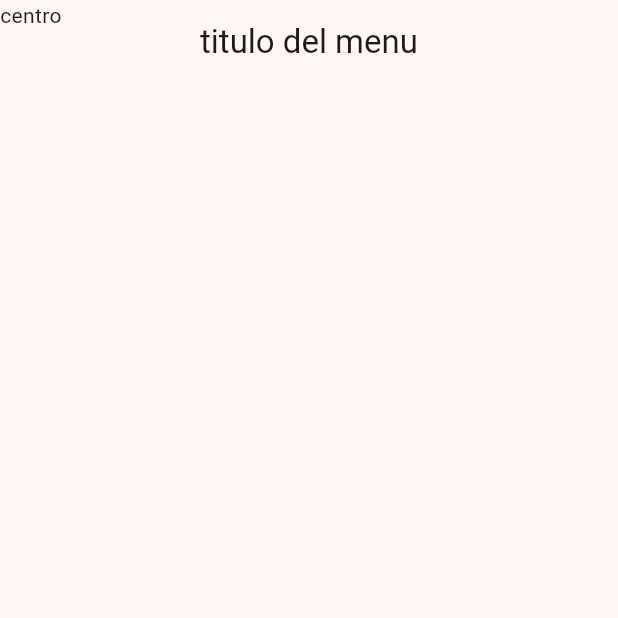
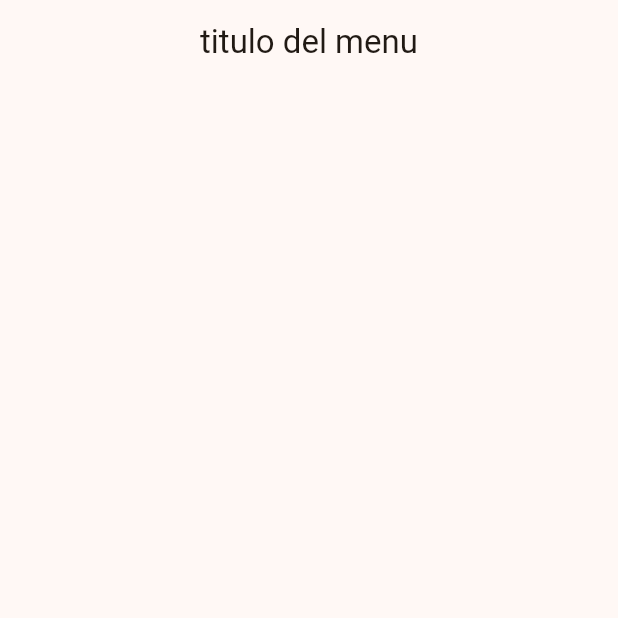
Before and after one commit to DIoads/widgets_app, a Flutter app: the screen it shows after launch, on a phone screen of 412 x 824 dp, the top half of it. Run offline on Flutter 3.47's test engine with Material 3 defaults, Android fonts, the phone set to English and light mode, and no system bars.

Commit message:
15-Marzo-2024 Ajustes

```diff
--- a/lib/config/menu/menu_items.dart
+++ b/lib/config/menu/menu_items.dart
@@ -15,8 +15,13 @@ class MenuItem {
 
 const appMenuItems = <MenuItem>[
   MenuItem(
-      title: "Tarjetas",
-      subtitle: "Un contenedor estilizado",
-      link: "/card",
+      title: 'Botones',
+      subtitle: 'Varios botones en Flutter Material',
+      link: '/buttons',
+      icon: Icons.smart_button_outlined),
+  MenuItem(
+      title: 'Tarjetas',
+      subtitle: 'Un contenedor estilizado',
+      link: '/card',
       icon: Icons.credit_card)
 ];
--- a/lib/config/theme/app_theme.dart
+++ b/lib/config/theme/app_theme.dart
@@ -1,6 +1,6 @@
 import 'package:flutter/material.dart';
 
-const List<Color> _colorTheme = [
+const List<Color> _colorList = [
   Colors.red,
   Colors.orange,
   Colors.white,
@@ -15,15 +15,16 @@ const List<Color> _colorTheme = [
 ];
 
 class Apptheme {
-  final int selectColor;
+  final int _selectedColor;
 
-  Apptheme({required this.selectColor})
-      : assert(selectColor >= 0 && selectColor < _colorTheme.length,
-            'Elegir un valor entre el rango 0 y ${_colorTheme.length - 1}');
+  Apptheme({required int selectColor})
+      : _selectedColor = selectColor,
+        assert(selectColor >= 0 && selectColor < _colorList.length,
+            'Elegir un valor entre el rango 0 y ${_colorList.length - 1}');
 
   ThemeData getTheme() => ThemeData(
       useMaterial3: true,
-      colorSchemeSeed: _colorTheme[selectColor],
+      colorSchemeSeed: _colorList[_selectedColor],
       brightness: Brightness.light,
       appBarTheme: const AppBarTheme(centerTitle: true));
 }
--- a/lib/main.dart
+++ b/lib/main.dart
@@ -14,7 +14,7 @@ class MainApp extends StatelessWidget {
     return MaterialApp(
       debugShowCheckedModeBanner: false,
       theme: Apptheme(selectColor: 1).getTheme(),
-      home: const Scaffold(body: HomeScreen()),
+      home: const HomeScreen(),
     );
   }
 }
--- a/lib/presentation/screens/home/home.dart
+++ b/lib/presentation/screens/home/home.dart
@@ -8,7 +8,6 @@ class HomeScreen extends StatelessWidget {
     return Scaffold(
       appBar: AppBar(
         title: const Text("titulo del menu"),
-        leading: const Text("centro"),
       ),
     );
   }
```
